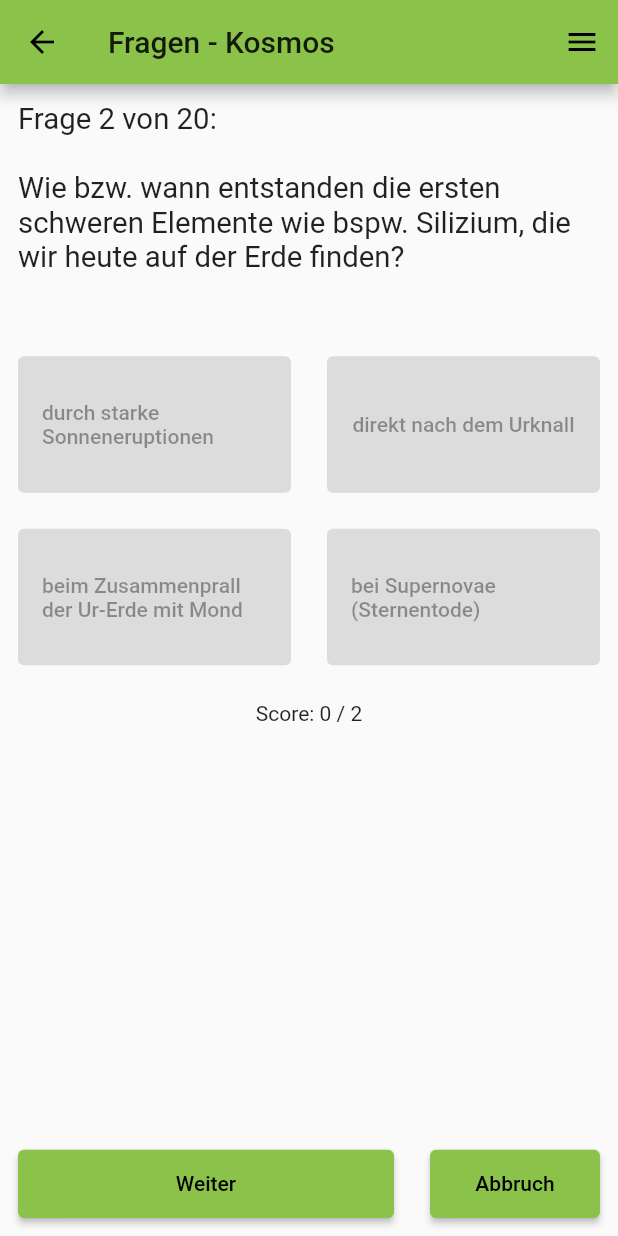
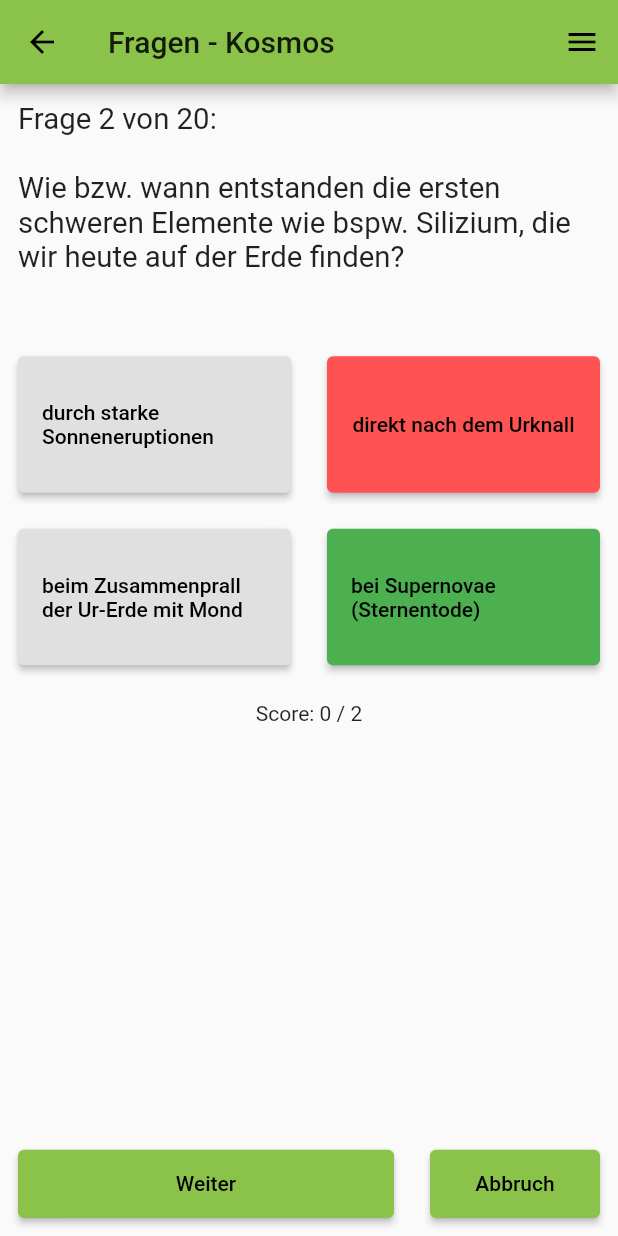
Before and after one commit to Davomat/Qwiz, a Flutter app: the QuizPage screen opened directly with empty values, after a tap on "138 Millionen Jahre", after a tap on "Weiter", after a tap on "direkt nach dem Urknall", on a phone screen of 412 x 824 dp. Run offline on Flutter 3.47's test engine with Material 2 defaults, Android fonts, the phone set to English and light mode, and no system bars; our stand-ins replace page_transition.

Commit message:
added dynamic button colors

```diff
--- a/lib/quiz_page.dart
+++ b/lib/quiz_page.dart
@@ -17,6 +17,9 @@ class _QuizPageState extends State<QuizPage> {
   final questionPadding = 12.0;
   final buttonPadding = 12.0;
   final questionTextScaleFactor = 1.4;
+  final unClickedColor = Colors.grey.shade300;
+  final wrongClickedColor = Colors.redAccent.shade200;
+  final rightClickedColor = Colors.green;
 
   bool answerButtonsAreEnabled = true;
   bool nextButtonIsEnabled = false;
@@ -30,6 +33,10 @@ class _QuizPageState extends State<QuizPage> {
   String answerText2 = '';
   String answerText3 = '';
   String answerText4 = '';
+  Color buttonColor1 = Colors.lightGreen;
+  Color buttonColor2 = Colors.lightGreen;
+  Color buttonColor3 = Colors.lightGreen;
+  Color buttonColor4 = Colors.lightGreen;
   List<Question> questions = List.empty();
 
   setNumberOfQuestions() {
@@ -49,14 +56,36 @@ class _QuizPageState extends State<QuizPage> {
       answerButtonsAreEnabled = false;
       if (answerText == questions.elementAt(questionCounter).rightAnswer)
         currentScore++;
+      setButtonColors(answerText);
       possibleScore++;
       nextButtonIsEnabled = true;
     });
   }
 
-  nextQuestion() {
+  setButtonColors(String answerText) {
+    setState(() {
+      buttonColor1 = buttonColor2 = buttonColor3 = buttonColor4 = unClickedColor;
+      if (answerText1 == answerText) buttonColor1 = wrongClickedColor;
+      if (answerText2 == answerText) buttonColor2 = wrongClickedColor;
+      if (answerText3 == answerText) buttonColor3 = wrongClickedColor;
+      if (answerText4 == answerText) buttonColor4 = wrongClickedColor;
+      if (answerText1 == questions.elementAt(questionCounter).rightAnswer) buttonColor1 = rightClickedColor;
+      if (answerText2 == questions.elementAt(questionCounter).rightAnswer) buttonColor2 = rightClickedColor;
+      if (answerText3 == questions.elementAt(questionCounter).rightAnswer) buttonColor3 = rightClickedColor;
+      if (answerText4 == questions.elementAt(questionCounter).rightAnswer) buttonColor4 = rightClickedColor;
+    });
+  }
+
+  resetButtonColors() {
+    setState(() {
+      buttonColor1 = buttonColor2 = buttonColor3 = buttonColor4 = Colors.lightGreen;
+    });
+  }
+
+  getNextQuestion() {
     setState(() {
       nextButtonIsEnabled = false;
+      resetButtonColors();
       questionCounter++;
       answerButtonsAreEnabled = true;
     });
@@ -89,22 +118,30 @@ class _QuizPageState extends State<QuizPage> {
     final buttonWidth = screenWidth / 2 - 2 * buttonPadding;
     final buttonHeight = buttonWidth / 2;
 
-    setQuestions(QuestionCatcher.getQuestions(category));
-    setNumberOfQuestions();
-    updateAllTexts(questions);
-
-    Widget answerButton(String answerText) {
+    Widget answerButton(String answerText, Color buttonColor) {
       return Padding(
         padding: EdgeInsets.all(buttonPadding),
         child: SizedBox(
           width: buttonWidth,
           height: buttonHeight,
           child: ElevatedButton(
-            onPressed: answerButtonsAreEnabled ? () => checkAnswer(answerText) : null,
+            style: ElevatedButton.styleFrom(
+              primary: buttonColor,
+            ),
+            onPressed: () {
+              if (answerButtonsAreEnabled)
+                checkAnswer(answerText);
+            },
             child: Text(answerText),
           ),
         ),
       );
+    }
+
+    if (answerButtonsAreEnabled) {
+      setQuestions(QuestionCatcher.getQuestions(category));
+      setNumberOfQuestions();
+      updateAllTexts(questions);
     }
 
     return Scaffold(
@@ -126,14 +163,14 @@ class _QuizPageState extends State<QuizPage> {
           ),
           Row(
             children: <Widget>[
-              answerButton(answerText1),
-              answerButton(answerText2),
+              answerButton(answerText1, buttonColor1),
+              answerButton(answerText2, buttonColor2),
             ],
           ),
           Row(
             children: <Widget>[
-              answerButton(answerText3),
-              answerButton(answerText4),
+              answerButton(answerText3, buttonColor3),
+              answerButton(answerText4, buttonColor4),
             ],
           ),
           SizedBox(height: buttonPadding),
@@ -160,7 +197,7 @@ class _QuizPageState extends State<QuizPage> {
                     height: buttonHeight / 2,
                     child: ElevatedButton(
                       child: Text('Weiter'),
-                      onPressed: nextButtonIsEnabled ? () => nextQuestion() : null,
+                      onPressed: nextButtonIsEnabled ? () => getNextQuestion() : null,
                     ),
                   ),
                 ),
```
